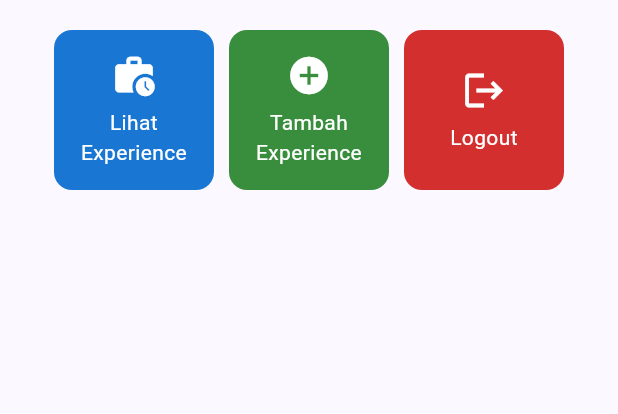
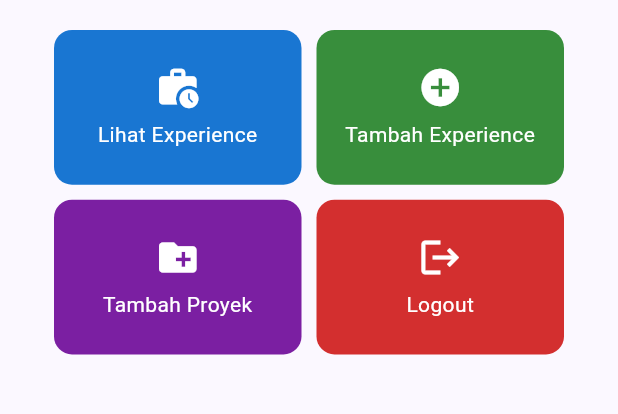
Before and after one commit to adinatapranaja/myportofolio_mobile, a Flutter app: the screen it shows after launch, in the side drawer, after a tap on "Home", on a phone screen of 412 x 824 dp, the part 387-801 px from its top. Run offline on Flutter 3.47's test engine with Material 3 defaults, Android fonts, the phone set to English and light mode, and no system bars; our stand-ins replace material_ui.

Commit message:
feat: open forms from menu cards and drawer

```diff
--- a/lib/screens/menu.dart
+++ b/lib/screens/menu.dart
@@ -1,4 +1,6 @@
 import 'package:material_ui/material_ui.dart';
+import 'package:myportofolio_mobile/screens/experience_form.dart';
+import 'package:myportofolio_mobile/screens/project_form.dart';
 import 'package:myportofolio_mobile/widgets/left_drawer.dart';
 import 'package:myportofolio_mobile/widgets/project_card.dart';
 
@@ -9,11 +11,23 @@ class MyHomePage extends StatelessWidget {
   final String nama = "Adinata Alaudin Pranaja";
   final String kelas = "PBP C";
 
-  // Warna memakai tingkat 700 (biru, hijau, merah) agar teks putih tetap
-  // kontras dan mudah dibaca di atas latar setiap kartu.
+  // Warna memakai tingkat 700 agar teks putih tetap kontras dan mudah dibaca
+  // di atas latar setiap kartu. Kartu yang membuka halaman lain menyimpan
+  // tujuannya di `destination`.
   static const List<ItemHomepage> items = [
     ItemHomepage("Lihat Experience", Icons.work_history, Color(0xFF1976D2)),
-    ItemHomepage("Tambah Experience", Icons.add_circle, Color(0xFF388E3C)),
+    ItemHomepage(
+      "Tambah Experience",
+      Icons.add_circle,
+      Color(0xFF388E3C),
+      destination: ExperienceFormPage.new,
+    ),
+    ItemHomepage(
+      "Tambah Proyek",
+      Icons.create_new_folder,
+      Color(0xFF7B1FA2),
+      destination: ProjectFormPage.new,
+    ),
     ItemHomepage("Logout", Icons.logout, Color(0xFFD32F2F)),
   ];
 
@@ -31,8 +45,9 @@ class MyHomePage extends StatelessWidget {
         iconTheme: const IconThemeData(color: Colors.white),
       ),
       drawer: const LeftDrawer(),
-      // Body halaman utama dengan padding di sekelilingnya.
-      body: Padding(
+      // Body dapat digulir agar empat kartu menu tetap terjangkau di layar
+      // ponsel yang pendek.
+      body: SingleChildScrollView(
         padding: const EdgeInsets.all(16.0),
         child: Column(
           crossAxisAlignment: CrossAxisAlignment.center,
@@ -66,13 +81,16 @@ class MyHomePage extends StatelessWidget {
                       ),
                     ),
                   ),
-                  // GridView menampilkan kartu tombol dalam tata letak kisi 3 kolom.
+                  // GridView menampilkan empat kartu tombol dalam kisi 2 kolom.
+                  // Penggulirannya diserahkan ke SingleChildScrollView di luar.
                   GridView.count(
-                    primary: true,
+                    primary: false,
+                    physics: const NeverScrollableScrollPhysics(),
                     padding: const EdgeInsets.all(20),
                     crossAxisSpacing: 10,
                     mainAxisSpacing: 10,
-                    crossAxisCount: 3,
+                    crossAxisCount: 2,
+                    childAspectRatio: 1.6,
                     // shrinkWrap agar ukuran kisi menyesuaikan tinggi konten anak.
                     shrinkWrap: true,
                     children: items.map((ItemHomepage item) {
@@ -118,14 +136,18 @@ class InfoCard extends StatelessWidget {
   }
 }
 
-/// Model data satu tombol menu: label, ikon, dan warna latar kartunya.
+/// Model data satu tombol menu: label, ikon, warna latar, dan halaman tujuan.
 ///
-/// Warna disimpan di model sehingga [ItemCard] cukup membaca [color]
-/// tanpa percabangan per tombol.
+/// Warna dan tujuan disimpan di model sehingga [ItemCard] cukup membaca
+/// [color] dan [destination] tanpa percabangan per nama tombol.
 class ItemHomepage {
   final String name;
   final IconData icon;
   final Color color;
 
-  const ItemHomepage(this.name, this.icon, this.color);
+  /// Pembuat halaman yang dibuka dengan `Navigator.push()`, atau `null` jika
+  /// tombol hanya menampilkan SnackBar.
+  final Widget Function()? destination;
+
+  const ItemHomepage(this.name, this.icon, this.color, {this.destination});
 }
--- a/lib/widgets/left_drawer.dart
+++ b/lib/widgets/left_drawer.dart
@@ -1,4 +1,5 @@
 import 'package:material_ui/material_ui.dart';
+import 'package:myportofolio_mobile/screens/experience_form.dart';
 import 'package:myportofolio_mobile/screens/menu.dart';
 import 'package:myportofolio_mobile/screens/project_form.dart';
 
@@ -64,6 +65,19 @@ class LeftDrawer extends StatelessWidget {
               );
             },
           ),
+          ListTile(
+            leading: const Icon(Icons.work_outline),
+            title: const Text('Add Experience'),
+            // Navigasi ke halaman tambah pengalaman
+            onTap: () {
+              Navigator.pushReplacement(
+                context,
+                MaterialPageRoute(
+                  builder: (context) => const ExperienceFormPage(),
+                ),
+              );
+            },
+          ),
         ],
       ),
     );
```
Also changed, not shown: lib/widgets/project_card.dart (+5 -5 lines), 1 other file.
